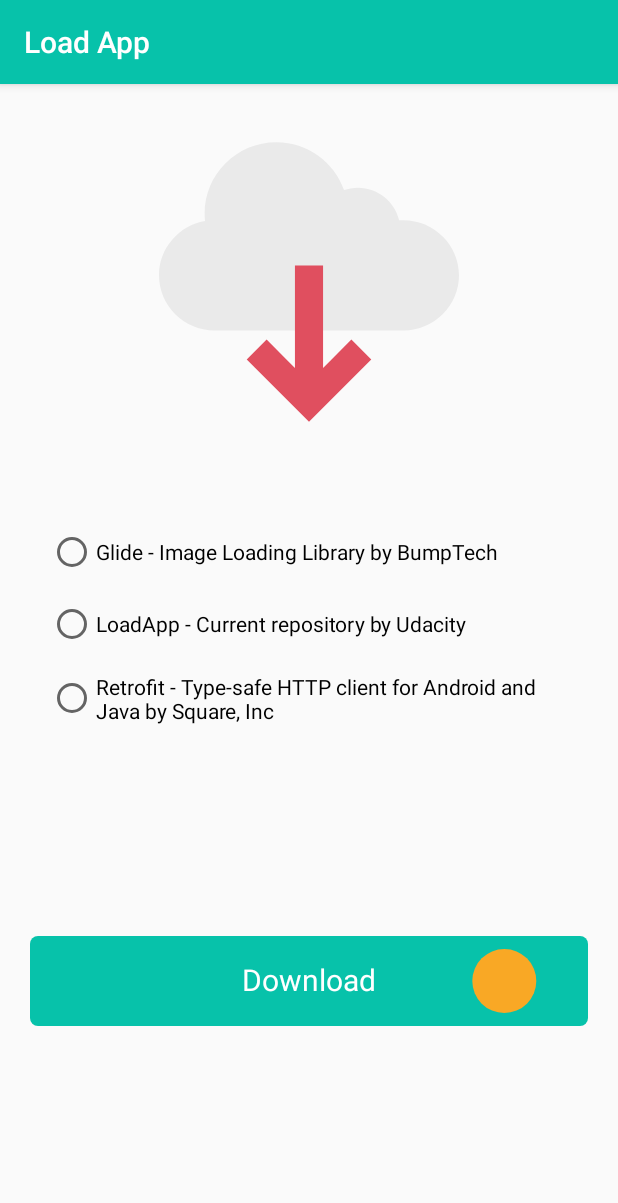
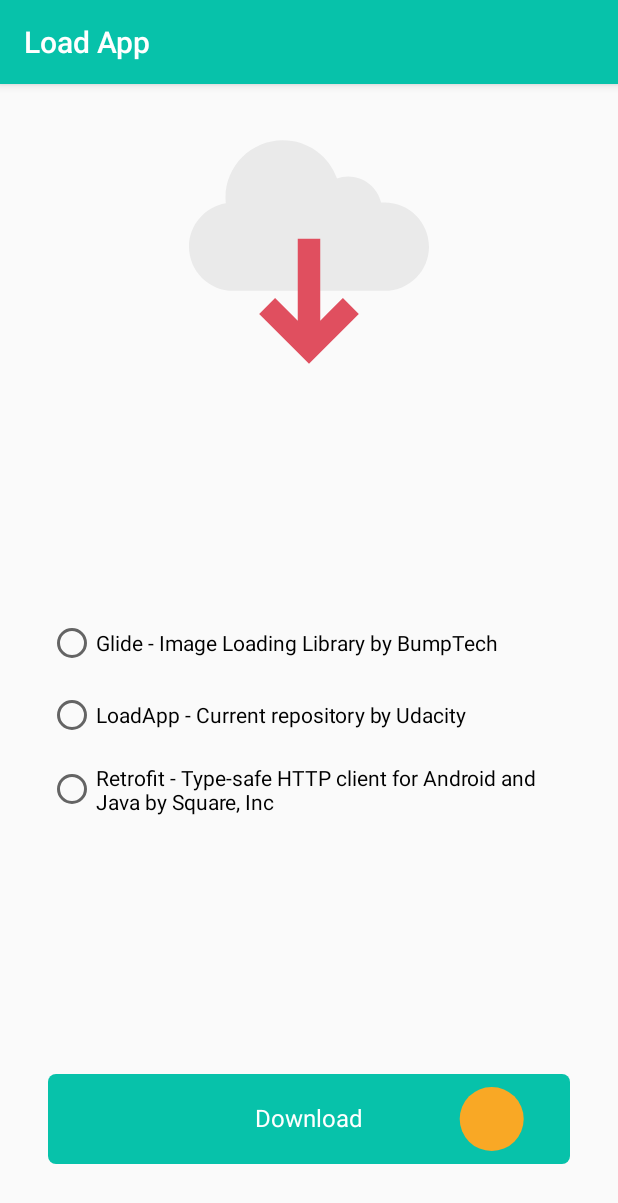
Before and after one commit to jploz/android-nd-load-app, an Android app: the screen it shows after launch (MainActivity), on a phone screen of 412 x 824 dp. Shown: the top 1203 px of the screen. Run offline under Robolectric (Android 15) with nearby library versions, the phone set to English and light mode, and no system bars; our stand-ins replace data binding.

Commit message:
Improve UI layout
Adjust font size and hero image size.
Rename title of details activity.
Add ripple effect to download button.
Adapt margins and paddings.

```diff
--- a/app/src/main/res/layout/content_detail.xml
+++ b/app/src/main/res/layout/content_detail.xml
@@ -76,6 +76,7 @@
             android:layout_marginStart="32dp"
             android:layout_marginEnd="32dp"
             android:layout_marginBottom="48dp"
+            android:padding="16dp"
             android:text="OK"
             app:layout_constraintBottom_toBottomOf="parent"
             app:layout_constraintEnd_toEndOf="parent"
--- a/app/src/main/res/layout/content_main.xml
+++ b/app/src/main/res/layout/content_main.xml
@@ -21,7 +21,7 @@
         <ImageView
             android:id="@+id/imageView"
             android:layout_width="wrap_content"
-            android:layout_height="wrap_content"
+            android:layout_height="@dimen/hero_image_height"
             android:layout_marginTop="32dp"
             app:layout_constraintEnd_toEndOf="parent"
             app:layout_constraintStart_toStartOf="parent"
@@ -32,12 +32,14 @@
             android:id="@+id/radioGroup"
             android:layout_width="wrap_content"
             android:layout_height="wrap_content"
-            android:layout_marginTop="32dp"
+            android:layout_marginTop="8dp"
+            android:layout_marginBottom="16dp"
             android:checkedButton="@={viewModel.radioButtonId}"
             android:paddingStart="32dp"
-            android:paddingTop="32dp"
+            android:paddingTop="0dp"
             android:paddingEnd="32dp"
             android:paddingBottom="0dp"
+            app:layout_constraintBottom_toTopOf="@+id/buttonDownload"
             app:layout_constraintEnd_toEndOf="parent"
             app:layout_constraintStart_toStartOf="parent"
             app:layout_constraintTop_toBottomOf="@+id/imageView">
@@ -67,15 +69,13 @@
             android:id="@+id/buttonDownload"
             android:layout_width="0dp"
             android:layout_height="60dp"
-            android:layout_margin="20dp"
             android:layout_marginStart="32dp"
-            android:layout_marginTop="32dp"
             android:layout_marginEnd="32dp"
-            android:layout_marginBottom="32dp"
+            android:layout_marginBottom="48dp"
+            android:foreground="?selectableItemBackground"
             app:layout_constraintBottom_toBottomOf="parent"
             app:layout_constraintEnd_toEndOf="parent"
-            app:layout_constraintStart_toStartOf="parent"
-            app:layout_constraintTop_toBottomOf="@+id/radioGroup" />
+            app:layout_constraintStart_toStartOf="parent" />
 
     </androidx.constraintlayout.widget.ConstraintLayout>
 </layout>
--- a/app/src/main/res/values/dimens.xml
+++ b/app/src/main/res/values/dimens.xml
@@ -1,5 +1,6 @@
 <resources>
     <dimen name="fab_margin">16dp</dimen>
 
-    <dimen name="default_text_size">20sp</dimen>
+    <dimen name="default_text_size">16sp</dimen>
+    <dimen name="hero_image_height">160dp</dimen>
 </resources>
--- a/app/src/main/res/values/strings.xml
+++ b/app/src/main/res/values/strings.xml
@@ -10,7 +10,7 @@
 
     <string name="button_name">Click me</string>
     <string name="button_loading">We are loading </string>
-    <string name="title_activity_detail">LoadApp Details</string>
+    <string name="title_activity_detail">Load App Details</string>
 
     <string name="url_glide">https://github.com/bumptech/glide/archive/master.zip</string>
     <string name="url_load_app">https://github.com/udacity/nd940-c3-advanced-android-programming-project-starter/archive/master.zip</string>
```
